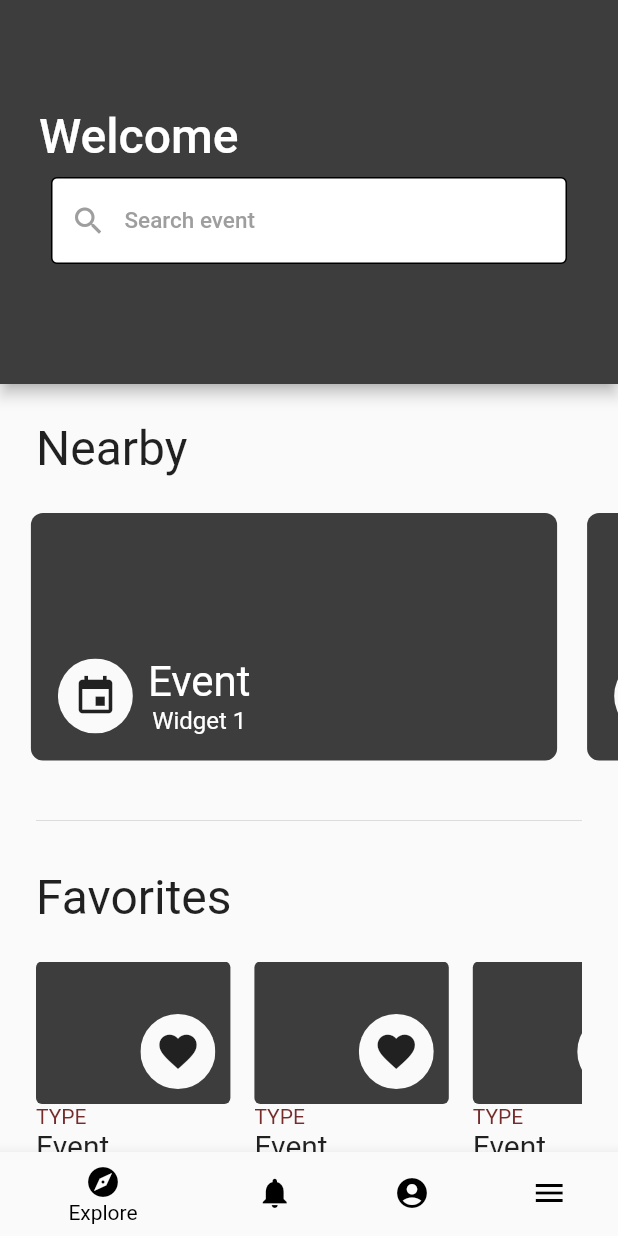
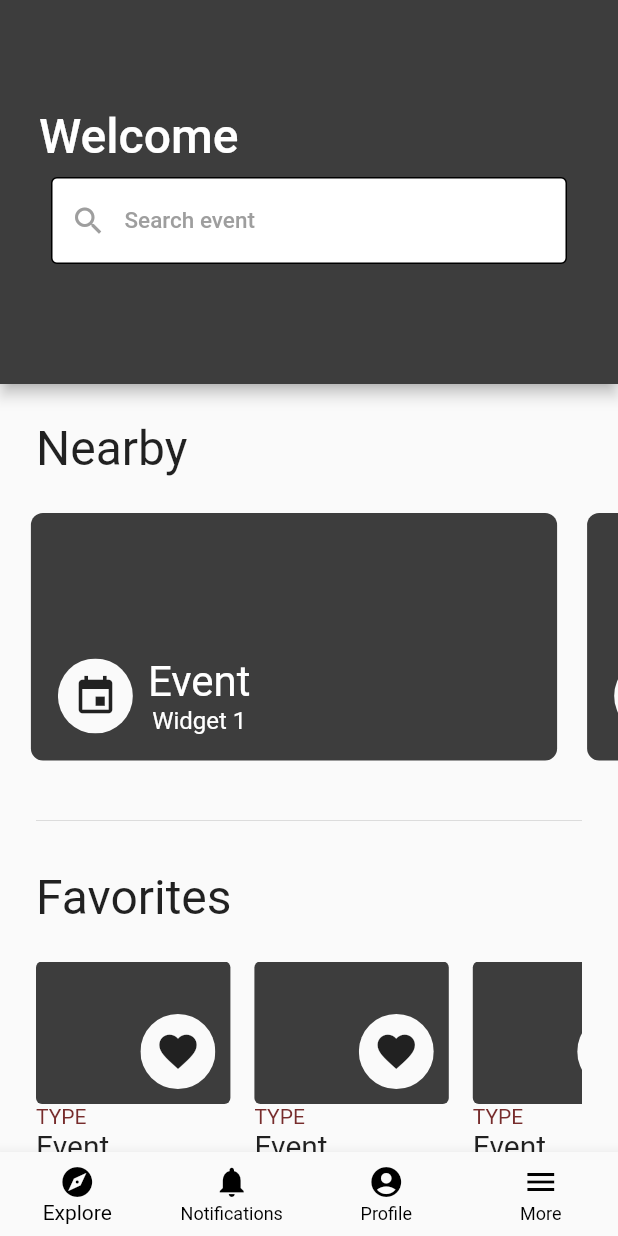
Before and after one commit to brfideliza/brfideliza, a Flutter app: the screen it shows after launch, on a phone screen of 412 x 824 dp. Run offline on Flutter 3.47's test engine with Material 2 defaults, Android fonts, the phone set to English and light mode, and no system bars; drawn by our look-alikes of carousel_slider; our stand-ins replace cloud_firestore, firebase_auth, firebase_core, fluttertoast, persistent_bottom_nav_bar; accounts and stored records are empty.

Commit message:
feat: bottom_navigation_bar.dart

```diff
--- a/lib/components/bottom_navigation_bar.dart
+++ b/lib/components/bottom_navigation_bar.dart
@@ -15,6 +15,7 @@ class bottom_navigation_bar extends StatelessWidget {
   @override
   Widget build(BuildContext context) {
     return BottomNavigationBar(
+      type: BottomNavigationBarType.fixed,
       items: const [
         BottomNavigationBarItem(
           icon: Icon(
@@ -57,11 +58,10 @@ class bottom_navigation_bar extends StatelessWidget {
             break;
         }
       },
-      backgroundColor: Colors.black, // Cor de fundo da barra
-      selectedItemColor: Colors.black, // Cor dos ícones e rótulos ativos
-      unselectedItemColor: Colors.black, // Cor dos ícones e rótulos inativos
-      selectedFontSize: 14, // Tamanho da fonte dos rótulos ativos
-      unselectedFontSize: 12, // Tamanho da fonte dos rótulos inativos
+      selectedItemColor: Colors.black,
+      unselectedItemColor: Colors.black,
+      selectedFontSize: 14,
+      unselectedFontSize: 12,
     );
   }
 }
```
